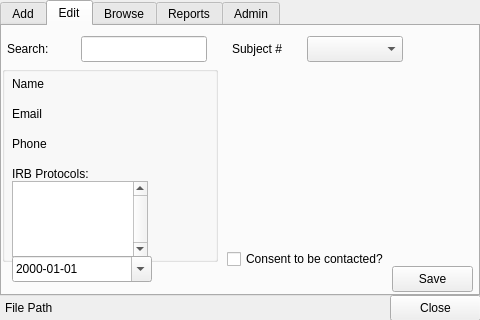
Qt form src/psylab/subject_manager/subject_manager_ui.ui (cbrown1/psylab) before a commit.
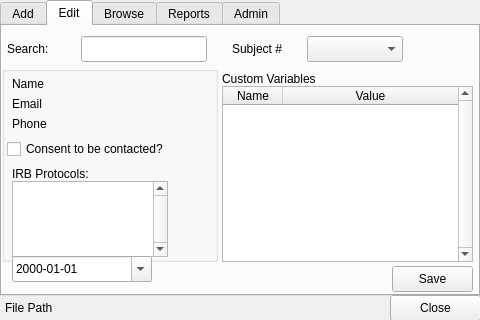
The same form after that commit. The open tabs and pages were chosen to show the change.

Commit message: Bugfixing, customvar names now show up in edit tab's tablewidget

Diff of the .ui file:
```diff
--- a/src/psylab/subject_manager/subject_manager_ui.ui
+++ b/src/psylab/subject_manager/subject_manager_ui.ui
@@ -319,19 +319,6 @@
       </rect>
      </property>
     </widget>
-    <widget class="QCheckBox" name="edit_contact_checkBox">
-     <property name="geometry">
-      <rect>
-       <x>225</x>
-       <y>220</y>
-       <width>221</width>
-       <height>26</height>
-      </rect>
-     </property>
-     <property name="text">
-      <string>Consent to be contacted?</string>
-     </property>
-    </widget>
     <widget class="QPushButton" name="edit_pushButton">
      <property name="geometry">
       <rect>
@@ -410,7 +397,7 @@
       <property name="geometry">
        <rect>
         <x>10</x>
-        <y>40</y>
+        <y>30</y>
         <width>196</width>
         <height>16</height>
        </rect>
@@ -423,7 +410,7 @@
       <property name="geometry">
        <rect>
         <x>10</x>
-        <y>70</y>
+        <y>50</y>
         <width>196</width>
         <height>16</height>
        </rect>
@@ -450,7 +437,7 @@
        <rect>
         <x>10</x>
         <y>115</y>
-        <width>136</width>
+        <width>156</width>
         <height>76</height>
        </rect>
       </property>
@@ -458,6 +445,19 @@
        <enum>Qt::ScrollBarAlwaysOn</enum>
       </property>
      </widget>
+     <widget class="QCheckBox" name="edit_contact_checkBox">
+      <property name="geometry">
+       <rect>
+        <x>5</x>
+        <y>70</y>
+        <width>201</width>
+        <height>26</height>
+       </rect>
+      </property>
+      <property name="text">
+       <string>Consent to be contacted?</string>
+      </property>
+     </widget>
     </widget>
     <widget class="QDateEdit" name="add_birthdate_dateEdit_2">
      <property name="geometry">
@@ -475,6 +475,69 @@
       <bool>true</bool>
      </property>
     </widget>
+    <widget class="QLabel" name="edit_name_label_2">
+     <property name="geometry">
+      <rect>
+       <x>220</x>
+       <y>45</y>
+       <width>196</width>
+       <height>16</height>
+      </rect>
+     </property>
+     <property name="text">
+      <string>Custom Variables</string>
+     </property>
+    </widget>
+    <widget class="QTableWidget" name="edit_custom_tableWidget">
+     <property name="geometry">
+      <rect>
+       <x>220</x>
+       <y>60</y>
+       <width>251</width>
+       <height>176</height>
+      </rect>
+     </property>
+     <property name="verticalScrollBarPolicy">
+      <enum>Qt::ScrollBarAlwaysOn</enum>
+     </property>
+     <property name="horizontalScrollBarPolicy">
+      <enum>Qt::ScrollBarAlwaysOff</enum>
+     </property>
+     <attribute name="horizontalHeaderDefaultSectionSize">
+      <number>60</number>
+     </attribute>
+     <attribute name="horizontalHeaderMinimumSectionSize">
+      <number>16</number>
+     </attribute>
+     <attribute name="horizontalHeaderStretchLastSection">
+      <bool>true</bool>
+     </attribute>
+     <attribute name="verticalHeaderDefaultSectionSize">
+      <number>18</number>
+     </attribute>
+     <attribute name="verticalHeaderDefaultSectionSize">
+      <number>18</number>
+     </attribute>
+     <attribute name="horizontalHeaderStretchLastSection">
+      <bool>true</bool>
+     </attribute>
+     <attribute name="horizontalHeaderMinimumSectionSize">
+      <number>16</number>
+     </attribute>
+     <attribute name="horizontalHeaderDefaultSectionSize">
+      <number>60</number>
+     </attribute>
+     <column>
+      <property name="text">
+       <string>Name</string>
+      </property>
+     </column>
+     <column>
+      <property name="text">
+       <string>Value</string>
+      </property>
+     </column>
+    </widget>
    </widget>
    <widget class="QWidget" name="tab_5">
     <attribute name="title">
```
Left out of the diff: 2 changed lines with no effect on the pictures. The commit also changes 1 other file.
